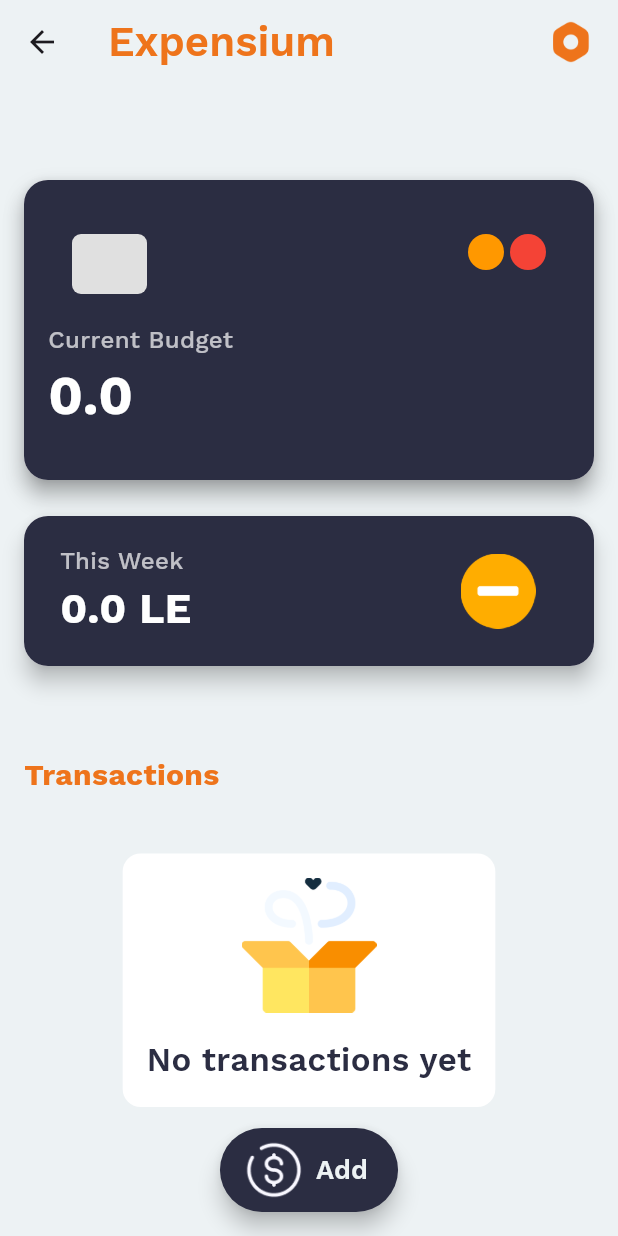
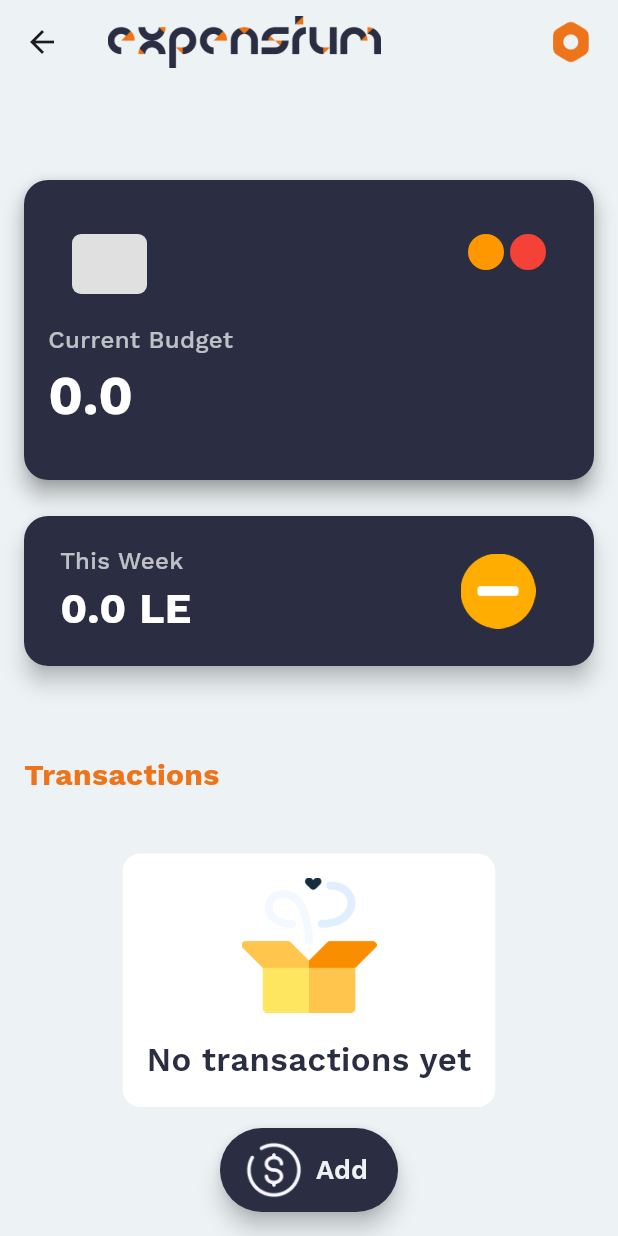
Before and after one commit to wesaminseiw/expensium-1887c, a Flutter app: the HomeScreen screen opened by its route, on a phone screen of 412 x 824 dp. Run offline on Flutter 3.47's test engine with Material 3 defaults, Android fonts, the phone set to English and light mode, and no system bars; drawn by our look-alikes of flutter_speed_dial; our stand-ins replace animated_splash_screen, bloc, cloud_firestore, firebase_auth, firebase_core, flutter_bloc and 1 more; accounts and stored records are empty.

Commit message:
updated-app-logo-and-splash-and-added-more-formats-of-the-app-logo-such-as-full-logo-and-mini-logo

```diff
--- a/lib/app/app.dart
+++ b/lib/app/app.dart
@@ -57,7 +57,7 @@ class _MyAppState extends State<MyApp> {
           FirebaseAuth.instance.currentUser?.reload();
           return MaterialApp(
             debugShowCheckedModeBanner: false,
-            title: 'Expensium',
+            title: 'expensium',
             theme: ThemeData(
               fontFamily: 'WorkSans',
             ),
--- a/lib/presentation/screens/home_screen.dart
+++ b/lib/presentation/screens/home_screen.dart
@@ -1,5 +1,4 @@
 import 'dart:math';
-
 import 'package:expensium/data/models/expense_model.dart';
 import 'package:expensium/data/models/income_model.dart';
 import 'package:expensium/logic/cubits/budget_cubit/budget_cubit.dart';
@@ -78,19 +77,10 @@ class HomeScreen extends StatelessWidget {
         appBar: AppBar(
           scrolledUnderElevation: 0,
           backgroundColor: tertiaryColor,
-          title: BlocBuilder<GetDisplayNameCubit, GetDisplayNameState>(
-            builder: (context, state) {
-              return Text(
-                'Expensium',
-                overflow: TextOverflow.ellipsis,
-                maxLines: 1,
-                style: TextStyle(
-                  fontWeight: FontWeight.w600,
-                  color: firstTextColor,
-                  fontSize: 28,
-                ),
-              );
-            },
+          title: Image.asset(
+            'assets/logos/logo-no-bg.png',
+            width: 10907 / 60,
+            height: 2048 / 60,
           ),
           actions: [
             GestureDetector(
--- a/lib/presentation/screens/splash_screen.dart
+++ b/lib/presentation/screens/splash_screen.dart
@@ -21,7 +21,7 @@ class _SplashScreenState extends State<SplashScreen> {
   Widget build(BuildContext context) {
     return AnimatedSplashScreen(
       splash: Image.asset(
-        'assets/images/logo.png',
+        'assets/logos/splash.png',
         fit: BoxFit.cover,
       ),
       splashIconSize: 400,
```
Also changed, not shown: pubspec.yaml (+6 -1 lines), assets/images/logo.png (deleted), assets/logos/logo-mini-no-bg.png (added), assets/logos/logo-mini-rounded.png (added), assets/logos/logo-mini.png (added), assets/logos/logo-no-bg.png (added), assets/logos/logo.png (added), assets/logos/splash.png (added), 6 other files.
